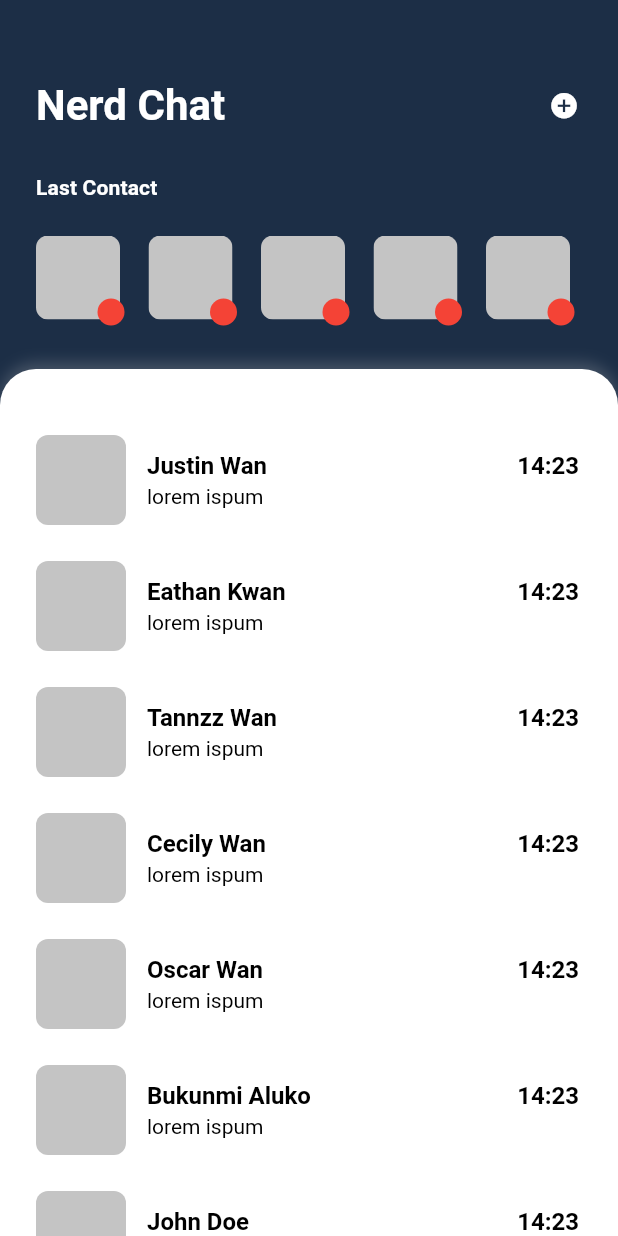
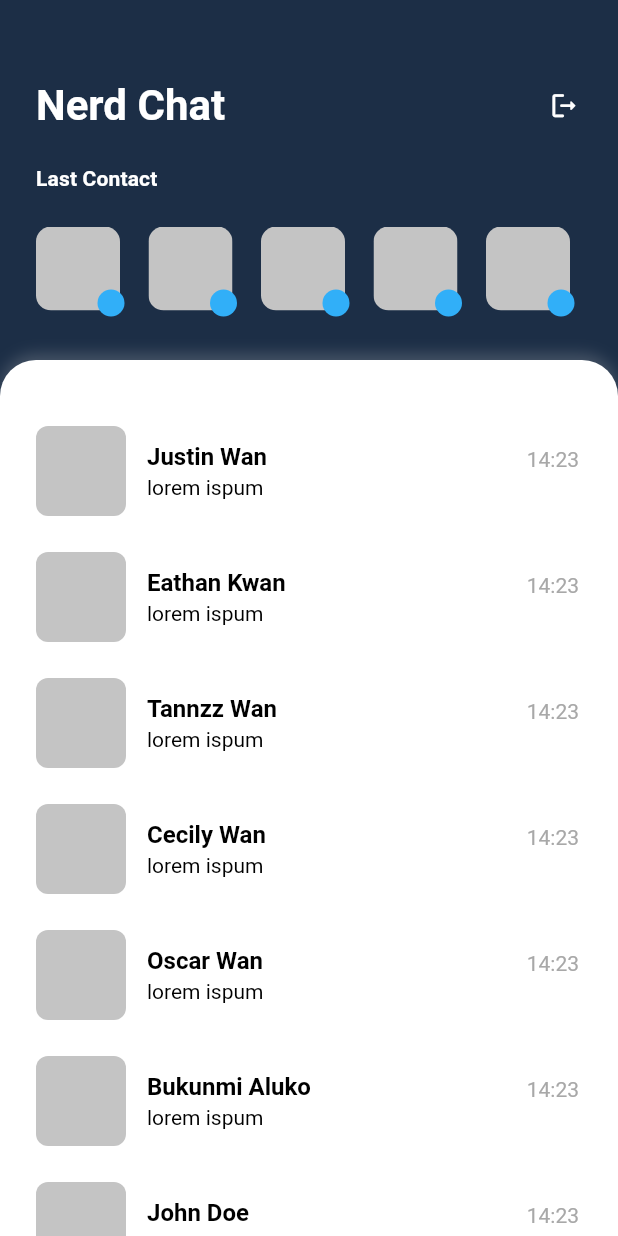
Before and after one commit to DilVika/mini-chat-App-Flutter, a Flutter app: the screen it shows after launch, on a phone screen of 412 x 824 dp. Run offline on Flutter 3.47's test engine with Material 2 defaults, Android fonts, the phone set to English and light mode, and no system bars; our stand-ins replace google_fonts.

Commit message:
completing theme

```diff
--- a/lib/main.dart
+++ b/lib/main.dart
@@ -8,19 +8,50 @@ void main() {
   runApp(const MyApp());
 }
 
-class MyApp extends StatelessWidget {
+class MyApp extends StatefulWidget {
   const MyApp({Key? key}) : super(key: key);
+
+  @override
+  State<MyApp> createState() => _MyAppState();
+}
+
+class _MyAppState extends State<MyApp> {
+  // Create and init a focus node. Dispose when unesed
+  late final FocusNode _focusNode;
+
+  @override
+  void initState() {
+    super.initState();
+    _focusNode = FocusNode(debugLabel: 'GLOBAL');
+  }
+
+  @override
+  void dispose() {
+    _focusNode.dispose();
+    super.dispose();
+  }
 
   // This widget is the root of your application.
   @override
   Widget build(BuildContext context) {
     // return ScreenUtilInit(builder: (context) {
-    return MaterialApp(
-      title: UI.appName,
-      theme: AppTheme.defaultTheme,
-      darkTheme: AppTheme.darkTheme,
-      themeMode: ThemeMode.light,
-      home: const HomePage(),
+    return GestureDetector(
+      onTap: () {
+        print('tap');
+        // unfocus current node in FocusScope
+        FocusScope.of(context).unfocus();
+        _focusNode.requestFocus();
+        print(
+            'hasFocus: ${_focusNode.hasFocus}, debugLabel: ${_focusNode.debugLabel}');
+        print('ayo ${FocusScope.of(context).debugLabel}');
+      },
+      child: MaterialApp(
+        title: UI.appName,
+        theme: AppTheme.defaultTheme,
+        darkTheme: AppTheme.darkTheme,
+        themeMode: ThemeMode.light,
+        home: const HomePage(),
+      ),
     );
     // });
   }
--- a/lib/presentations/Widgets/pages/home/home_page.dart
+++ b/lib/presentations/Widgets/pages/home/home_page.dart
@@ -1,7 +1,7 @@
 import 'package:flutter/cupertino.dart';
 import 'package:flutter/material.dart';
-import 'package:google_fonts/google_fonts.dart';
-import 'package:mini_chat_app_flutter/presentations/Widgets/pages/chat/chat_page.dart';
+
+import '/presentations/Widgets/pages/chat/chat_page.dart';
 
 // Import resource.dart relatives path
 import '/resources/resources.dart';
@@ -31,7 +31,7 @@ class HomePage extends StatelessWidget {
         child: Column(
           children: [
             Padding(
-              padding: const EdgeInsets.fromLTRB(24, 54, 24, 29),
+              padding: Dimensions.defaultPadding,
               child: Column(
                 crossAxisAlignment: CrossAxisAlignment.stretch,
                 children: [
@@ -52,62 +52,19 @@ class HomePage extends StatelessWidget {
                             //TODO: Implement here
                           },
                           child: const Icon(
-                            Icons.add_circle,
+                            Icons.logout_rounded,
                             //color: Colors.white,
                           ),
                         ),
                       )
                     ],
                   ),
-
-                  /// Search bar: Temporary disabled.
-                  // const SizedBox(height: 22),
-                  // TextFormField(
-                  //   readOnly: true, //false
-                  //   autofocus: false,
-                  //   // style: ,
-                  //   decoration: InputDecoration(
-                  //     prefixIcon: const Padding(
-                  //       padding: EdgeInsets.symmetric(horizontal: 8),
-                  //       child: Icon(Icons.search, color: Colors.black),
-                  //     ),
-                  //     prefixIconConstraints:
-                  //         const BoxConstraints(maxHeight: 20, maxWidth: 35),
-                  //     hintText: "Contacts",
-                  //     // hintStyle: textFieldPlaceholderTextStyle(context),
-                  //     isDense: true,
-                  //     filled: true,
-                  //     fillColor: AppColors.greyC4,
-                  //     focusedBorder: AppStyles.focusedTransparentBorder,
-                  //     disabledBorder: AppStyles.focusedTransparentBorder,
-                  //     enabledBorder: AppStyles.focusedTransparentBorder,
-                  //     errorBorder: AppStyles.focusedTransparentBorder,
-                  //     focusedErrorBorder: AppStyles.focusedTransparentBorder,
-                  //     errorStyle: errorTextStyle(context),
-                  //   ),
-                  //   textInputAction: TextInputAction.next,
-                  //   keyboardType: TextInputType.text,
-                  //   onSaved: (val) {},
-                  //   onEditingComplete: () {},
-                  //   onChanged: (val) {},
-                  //   // validator: (val) {},
-                  //   onTap: () {},
-                  // ),
-                  const SizedBox(height: 30),
-                  Text('Last Contact', style: _theme.textTheme.titleSmall
-                      // style: GoogleFonts.workSans(
-                      //   textStyle: const TextStyle(
-                      //     fontSize: 14,
-                      //     color: Colors.black,
-                      //     fontStyle: FontStyle.normal,
-                      //     fontWeight: FontWeight.w600,
-                      //   ),
-                      // ),
-                      ),
-                  const SizedBox(height: 24),
+                  const SizedBox(height: Dimensions.defaultVerticalPadding),
+                  Text('Last Contact', style: _theme.textTheme.titleSmall),
+                  const SizedBox(height: Dimensions.defaultVerticalPadding),
                   SizedBox(
-                    height: 60,
-                    width: 359,
+                    height: Dimensions.sheetSmallHeight,
+                    width: Dimensions.sheetsmallWidth,
                     child: ListView.separated(
                       physics: const BouncingScrollPhysics(
                           parent: AlwaysScrollableScrollPhysics()),
@@ -115,8 +72,8 @@ class HomePage extends StatelessWidget {
                       itemCount: names.length,
                       itemBuilder: (c, i) {
                         return SizedBox(
-                          width: 59,
-                          height: 59,
+                          width: Dimensions.avatarHolderSize,
+                          height: Dimensions.avatarHolderSize,
                           child: Stack(
                             fit: StackFit.loose,
                             children: [
@@ -124,10 +81,11 @@ class HomePage extends StatelessWidget {
                                 left: 0,
                                 top: 0,
                                 child: ClipRRect(
-                                  borderRadius: BorderRadius.circular(8),
+                                  borderRadius: BorderRadius.circular(
+                                      Dimensions.smallRadius),
                                   child: Container(
-                                    width: 56,
-                                    height: 56,
+                                    width: Dimensions.avatarSize,
+                                    height: Dimensions.avatarSize,
                                     color: AppColors.greyC4,
                                   ),
                                 ),
@@ -136,11 +94,12 @@ class HomePage extends StatelessWidget {
                                 right: 0,
                                 bottom: 0,
                                 child: Container(
-                                  width: 18,
-                                  height: 18,
+                                  width: Dimensions.onlineDotRadius,
+                                  height: Dimensions.onlineDotRadius,
                                   decoration: BoxDecoration(
-                                    borderRadius: BorderRadius.circular(18),
-                                    color: Colors.red,
+                                    borderRadius: BorderRadius.circular(
+                                        Dimensions.onlineDotRadius),
+                                    color: AppColors.blue,
                                   ),
                                 ),
                               ),
@@ -150,7 +109,7 @@ class HomePage extends StatelessWidget {
                       },
                       separatorBuilder: (BuildContext context, int index) {
                         return const SizedBox(
-                          width: 16,
+                          width: Dimensions.defaultSpacing,
                         );
                       },
                     ),
@@ -169,7 +128,7 @@ class HomePage extends StatelessWidget {
                   ),
                   boxShadow: [
                     BoxShadow(
-                      color: const Color(0xffC4C4C4).withOpacity(0.25),
+                      color: _theme.colorScheme.shadow,
                       spreadRadius: 0,
                       blurRadius: 8,
                       offset: const Offset(0, -4), // changes position of shadow
@@ -188,9 +147,11 @@ class HomePage extends StatelessWidget {
                           PageRouteBuilder(
                             pageBuilder:
                                 (context, animation, secondaryAnimation) =>
-                                    const ChatPage(),
-                            transitionDuration: Duration(seconds: 2),
-                            reverseTransitionDuration: Duration(seconds: 3),
+                                    ChatPage(title: names[i]),
+                            transitionDuration:
+                                AnimationConstants.defautTransitionDuration,
+                            reverseTransitionDuration:
+                                AnimationConstants.defautTransitionDuration,
                             transitionsBuilder:
                                 (___, animation, ____, Widget child) {
                               return FadeTransition(
@@ -234,28 +195,27 @@ class HomePage extends StatelessWidget {
                                     children: [
                                       Expanded(
                                         child: Hero(
-                                          // flightShuttleBuilder:
-                                          //     // Implement flightShuttleBuilder
-                                          //     (
-                                          //   BuildContext flightContext,
-                                          //   Animation<double> animation,
-                                          //   HeroFlightDirection flightDirection,
-                                          //   BuildContext fromHeroContext,
-                                          //   BuildContext toHeroContext,
-                                          // ) {
-                                          //   //return widget(child: fromHeroContext.widget);
-                                          //   return DefaultTextStyleTransition(
-                                          //     style: Tween<TextStyle>(
-                                          //       begin: DefaultTextStyle.of(
-                                          //               fromHeroContext)
-                                          //           .style,
-                                          //       end: DefaultTextStyle.of(
-                                          //               toHeroContext)
-                                          //           .style,
-                                          //     ).animate(animation),
-                                          //     child: toHeroContext.widget, //,
-                                          //   );
-                                          // },
+                                          flightShuttleBuilder:
+                                              // Implement flightShuttleBuilder
+                                              (
+                                            BuildContext flightContext,
+                                            Animation<double> animation,
+                                            HeroFlightDirection flightDirection,
+                                            BuildContext fromHeroContext,
+                                            BuildContext toHeroContext,
+                                          ) {
+                                            return DefaultTextStyleTransition(
+                                              style: TextStyleTween(
+                                                begin: DefaultTextStyle.of(
+                                                        fromHeroContext)
+                                                    .style,
+                                                end: DefaultTextStyle.of(
+                                                        toHeroContext)
+                                                    .style,
+                                              ).animate(animation),
+                                              child: toHeroContext.widget, //,
+                                            );
+                                          },
                                           tag: names[i],
                                           child: Text(
                                             names[i],
@@ -267,7 +227,7 @@ class HomePage extends StatelessWidget {
                                       ),
                                       Text(
                                         "14:23",
-                                        style: _theme.textTheme.subtitle1,
+                                        style: _theme.textTheme.labelLarge,
                                       ),
                                     ],
                                   ),
--- a/lib/resources/colors.dart
+++ b/lib/resources/colors.dart
@@ -8,8 +8,12 @@ class AppColors {
   static const Color lighterBlue = Color.fromRGBO(6, 70, 99, 1);
   static const Color ogrange = Color.fromRGBO(236, 179, 101, 1);
 
+  static const Color lightGray = Color.fromRGBO(196, 196, 196, 0.25);
   static const Color greyC4 = Color.fromRGBO(196, 196, 196, 1);
   static const Color greyMinor = Color.fromRGBO(168, 168, 168, 1);
   static const Color black = Color.fromRGBO(0, 0, 0, 1);
   static const Color white = Color.fromRGBO(255, 255, 255, 1);
+
+  static const Color red = Color.fromRGBO(255, 0, 0, 1);
+  static const Color blue = Color.fromARGB(255, 49, 175, 248);
 }
--- /dev/null
+++ b/lib/resources/constants.dart
@@ -0,0 +1,3 @@
+class AnimationConstants {
+  static const defautTransitionDuration = Duration(milliseconds: 500);
+}
--- a/lib/resources/dimensions.dart
+++ b/lib/resources/dimensions.dart
@@ -1,15 +1,30 @@
+import 'package:flutter/widgets.dart';
+
 class Dimensions {
-  static double defaultTextSize = 16.00;
-  static double smallTextSize = 14.00;
-  static double extraSmallTextSize = 12.00;
-  static double largeTextSize = 28.00;
-  static double extraLargeTextSize = 30.00;
+  static const defaultTextSize = 16.00;
+  static const smallTextSize = 14.00;
+  static const extraSmallTextSize = 12.00;
+  static const largeTextSize = 28.00;
+  static const extraLargeTextSize = 30.00;
 
-  static const double defaultPaddingSize = 30.00;
-  static const double defaultIconSize = 24.00;
-  static const double marginSize = 20.00;
-  static const double heightSize = 12.00;
-  static const double widthSize = 10.00;
-  static const double radius = 10.00;
-  static const double buttonHeight = 45.00;
+  static const defaultPaddingSize = 30.00;
+  static const buttonExtraSmallPaddingSize = 2.00;
+  static const defaultIconSize = 24.00;
+  static const defaultVerticalPadding = 24.00;
+  static const defaultSpacing = 16.00;
+  static const avatarHolderSize = 59.00;
+  static const avatarSize = 56.00;
+  static const profileBoxSize = 40.00;
+  static const sendButtonSize = 45.00;
+
+  static const sheetSmallHeight = 60.00;
+  static const sheetsmallWidth = 359.00;
+
+  static const onlineDotRadius = 18.00;
+  static const messageBubbleRadius = 24.0;
+  static const smallRadius = 10.00;
+  static const mediumRadius = 20.00;
+  static const largeRadius = 45.00;
+
+  static const defaultPadding = EdgeInsets.fromLTRB(24, 54, 24, 29);
 }
--- a/lib/resources/resources.dart
+++ b/lib/resources/resources.dart
@@ -3,3 +3,4 @@ export 'dimensions.dart';
 export 'font_family.dart';
 export 'strings.dart';
 export 'styles.dart';
+export 'constants.dart';
--- a/lib/resources/styles.dart
+++ b/lib/resources/styles.dart
@@ -1,25 +1,33 @@
 import 'package:flutter/material.dart';
+import 'package:mini_chat_app_flutter/theme.dart';
 
 import 'colors.dart';
 import 'dimensions.dart';
 
 class AppStyles {
-  static var addressBorder = OutlineInputBorder(
-    borderRadius: BorderRadius.circular(Dimensions.radius),
+  static final addressBorder = OutlineInputBorder(
+    borderRadius: BorderRadius.circular(Dimensions.smallRadius),
     borderSide: const BorderSide(color: AppColors.greyC4),
   );
-  static var underLineBorder = const UnderlineInputBorder(
+  static const underLineBorder = UnderlineInputBorder(
     borderSide: BorderSide(color: Colors.white),
   );
 
-  static var focusedTransparentBorder = OutlineInputBorder(
-    borderRadius: BorderRadius.circular(Dimensions.radius),
+  static final focusedTransparentBorder = OutlineInputBorder(
+    borderRadius: BorderRadius.circular(Dimensions.smallRadius),
     borderSide: const BorderSide(color: Colors.transparent),
   );
-  static var energyBorder = OutlineInputBorder(
-    borderRadius: BorderRadius.circular(Dimensions.radius),
+  static final energyBorder = OutlineInputBorder(
+    borderRadius: BorderRadius.circular(Dimensions.smallRadius),
     borderSide: const BorderSide(color: Colors.transparent),
   );
+
+  static defaultBoxShadow(context) => BoxShadow(
+        color: Theme.of(context).colorScheme.shadow,
+        spreadRadius: 0,
+        blurRadius: 8,
+        offset: const Offset(0, -4), // changes position of shadow
+      );
 }
 
 errorTextStyle(context) => TextStyle(
--- a/lib/theme.dart
+++ b/lib/theme.dart
@@ -18,9 +18,11 @@ class AppTheme {
         onSurface: AppColors.white,
         secondary: AppColors.ogrange,
         surface: AppColors.lighterBlue,
+        shadow: AppColors.lightGray,
       ),
       primarySwatch: Colors.blueGrey,
       scaffoldBackgroundColor: AppColors.darkBlue,
+      hoverColor: AppColors.lightGray, // Placeholder color
 
       // Text Theme
       textTheme: AppTextTheme.defaultTextTheme,
@@ -62,19 +64,19 @@ class AppTextTheme {
         displayColor: AppColors.white,
       )
       .copyWith(
-        headlineSmall: TextStyle(
+        headlineSmall: const TextStyle(
           fontSize: Dimensions.largeTextSize,
           fontStyle: FontStyle.normal,
           color: AppColors.white,
           fontWeight: FontWeight.w600,
         ),
-        titleSmall: TextStyle(
+        titleSmall: const TextStyle(
           fontSize: Dimensions.smallTextSize,
           fontStyle: FontStyle.normal,
           color: AppColors.white,
           fontWeight: FontWeight.w600,
         ),
-        titleMedium: TextStyle(
+        titleMedium: const TextStyle(
           fontSize: Dimensions.defaultTextSize,
           fontStyle: FontStyle.normal,
           color: AppColors.black,
@@ -82,11 +84,18 @@ class AppTextTheme {
         ),
 
         //bodyMedium  with black color
-        bodyMedium: TextStyle(
+        bodyMedium: const TextStyle(
           fontSize: Dimensions.smallTextSize,
           fontStyle: FontStyle.normal,
           color: AppColors.black,
           fontWeight: FontWeight.w400,
         ),
+        //Label Lagrge with black color
+        labelLarge: const TextStyle(
+          fontSize: Dimensions.smallTextSize,
+          fontStyle: FontStyle.normal,
+          color: AppColors.greyMinor,
+          fontWeight: FontWeight.w400,
+        ),
       );
 }
```
Also changed, not shown: lib/presentations/Widgets/pages/chat/chat_page.dart (+69 -108 lines), 1 other file.
